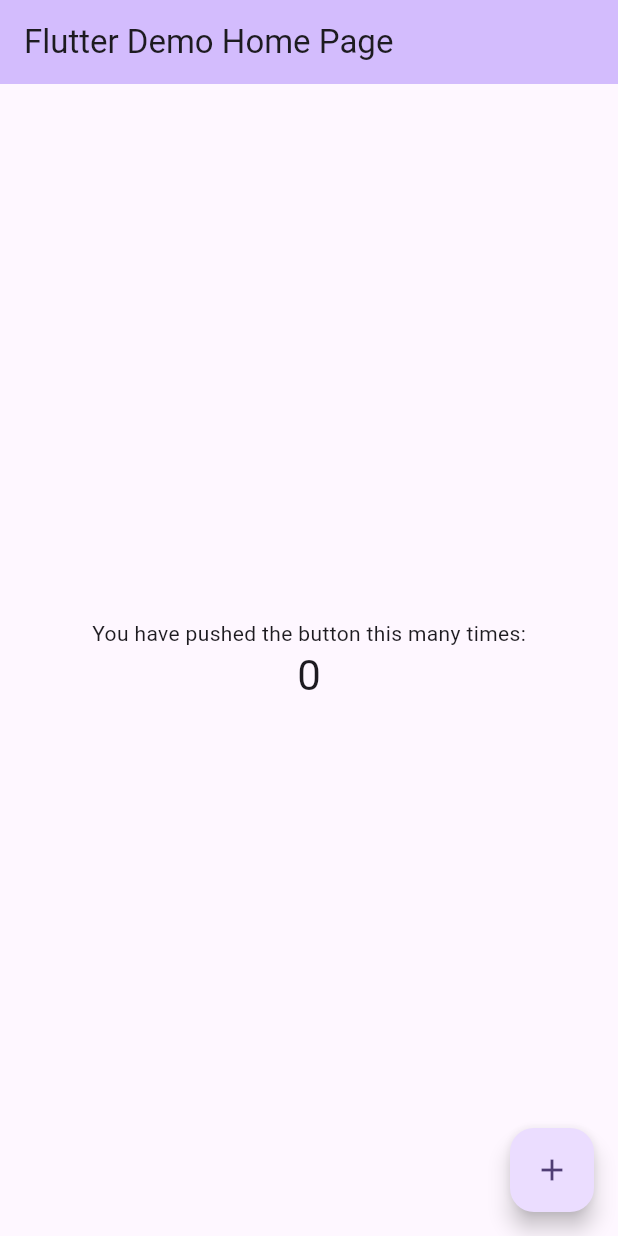
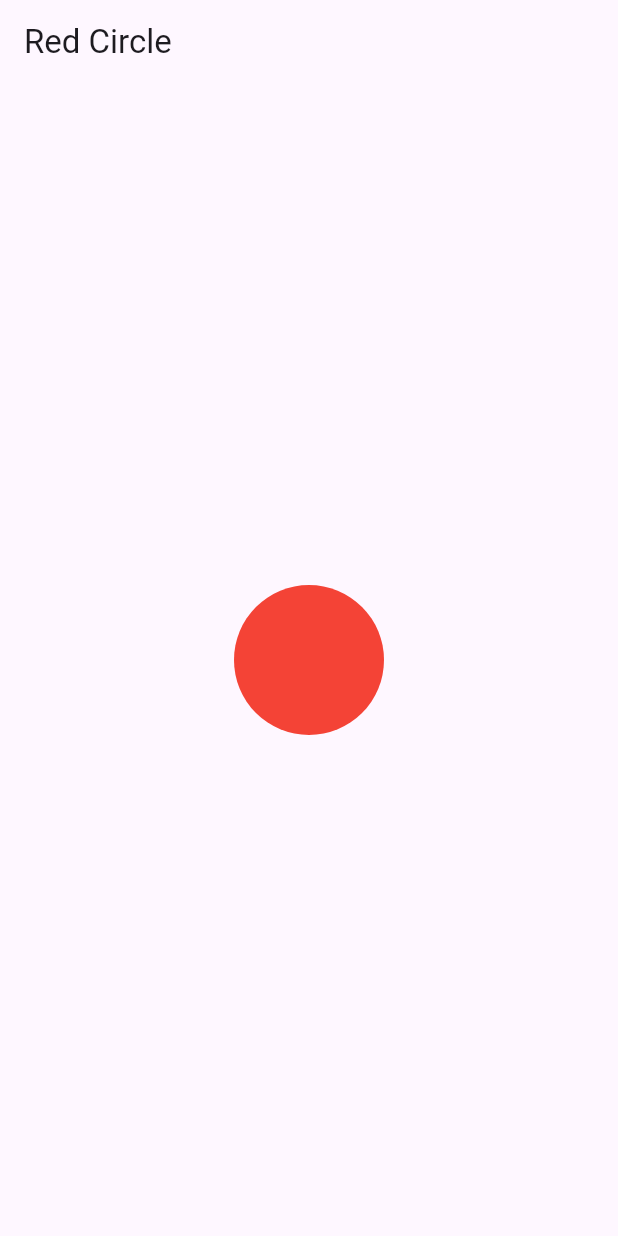
Before and after one commit to mahiro1111/MofuCode, a Flutter app: the screen it shows after launch, on a phone screen of 412 x 824 dp. Run offline on Flutter 3.47's test engine with Material 3 defaults, Android fonts, the phone set to English and light mode, and no system bars.

Commit message:
テスト

```diff
--- a/flutter_application_1/lib/main.dart
+++ b/flutter_application_1/lib/main.dart
@@ -7,119 +7,37 @@ void main() {
 class MyApp extends StatelessWidget {
   const MyApp({super.key});
 
-  // This widget is the root of your application.
   @override
   Widget build(BuildContext context) {
     return MaterialApp(
-      title: 'Flutter Demo',
+      title: 'Red Circle',
       theme: ThemeData(
-        // This is the theme of your application.
-        //
-        // TRY THIS: Try running your application with "flutter run". You'll see
-        // the application has a purple toolbar. Then, without quitting the app,
-        // try changing the seedColor in the colorScheme below to Colors.green
-        // and then invoke "hot reload" (save your changes or press the "hot
-        // reload" button in a Flutter-supported IDE, or press "r" if you used
-        // the command line to start the app).
-        //
-        // Notice that the counter didn't reset back to zero; the application
-        // state is not lost during the reload. To reset the state, use hot
-        // restart instead.
-        //
-        // This works for code too, not just values: Most code changes can be
-        // tested with just a hot reload.
-        colorScheme: ColorScheme.fromSeed(seedColor: Colors.deepPurple),
-        useMaterial3: true,
+        primarySwatch: Colors.blue,
       ),
-      home: const MyHomePage(title: 'Flutter Demo Home Page'),
+      home: const CircleScreen(),
     );
   }
 }
 
-class MyHomePage extends StatefulWidget {
-  const MyHomePage({super.key, required this.title});
-
-  // This widget is the home page of your application. It is stateful, meaning
-  // that it has a State object (defined below) that contains fields that affect
-  // how it looks.
-
-  // This class is the configuration for the state. It holds the values (in this
-  // case the title) provided by the parent (in this case the App widget) and
-  // used by the build method of the State. Fields in a Widget subclass are
-  // always marked "final".
-
-  final String title;
-
-  @override
-  State<MyHomePage> createState() => _MyHomePageState();
-}
-
-class _MyHomePageState extends State<MyHomePage> {
-  int _counter = 0;
-
-  void _incrementCounter() {
-    setState(() {
-      // This call to setState tells the Flutter framework that something has
-      // changed in this State, which causes it to rerun the build method below
-      // so that the display can reflect the updated values. If we changed
-      // _counter without calling setState(), then the build method would not be
-      // called again, and so nothing would appear to happen.
-      _counter++;
-    });
-  }
+class CircleScreen extends StatelessWidget {
+  const CircleScreen({super.key});
 
   @override
   Widget build(BuildContext context) {
-    // This method is rerun every time setState is called, for instance as done
-    // by the _incrementCounter method above.
-    //
-    // The Flutter framework has been optimized to make rerunning build methods
-    // fast, so that you can just rebuild anything that needs updating rather
-    // than having to individually change instances of widgets.
     return Scaffold(
       appBar: AppBar(
-        // TRY THIS: Try changing the color here to a specific color (to
-        // Colors.amber, perhaps?) and trigger a hot reload to see the AppBar
-        // change color while the other colors stay the same.
-        backgroundColor: Theme.of(context).colorScheme.inversePrimary,
-        // Here we take the value from the MyHomePage object that was created by
-        // the App.build method, and use it to set our appbar title.
-        title: Text(widget.title),
+        title: const Text('Red Circle'),
       ),
       body: Center(
-        // Center is a layout widget. It takes a single child and positions it
-        // in the middle of the parent.
-        child: Column(
-          // Column is also a layout widget. It takes a list of children and
-          // arranges them vertically. By default, it sizes itself to fit its
-          // children horizontally, and tries to be as tall as its parent.
-          //
-          // Column has various properties to control how it sizes itself and
-          // how it positions its children. Here we use mainAxisAlignment to
-          // center the children vertically; the main axis here is the vertical
-          // axis because Columns are vertical (the cross axis would be
-          // horizontal).
-          //
-          // TRY THIS: Invoke "debug painting" (choose the "Toggle Debug Paint"
-          // action in the IDE, or press "p" in the console), to see the
-          // wireframe for each widget.
-          mainAxisAlignment: MainAxisAlignment.center,
-          children: <Widget>[
-            const Text(
-              'You have pushed the button this many times:',
-            ),
-            Text(
-              '$_counter',
-              style: Theme.of(context).textTheme.headlineMedium,
-            ),
-          ],
+        child: Container(
+          width: 100.0,  // 丸の直径
+          height: 100.0, // 丸の直径
+          decoration: BoxDecoration(
+            color: Colors.red,  // 丸の色
+            shape: BoxShape.circle,  // 丸の形状
+          ),
         ),
       ),
-      floatingActionButton: FloatingActionButton(
-        onPressed: _incrementCounter,
-        tooltip: 'Increment',
-        child: const Icon(Icons.add),
-      ), // This trailing comma makes auto-formatting nicer for build methods.
     );
   }
 }
```
Also changed, not shown: flutter_application_1/lib/screens/registration.dart (added, +100 -0 lines).
